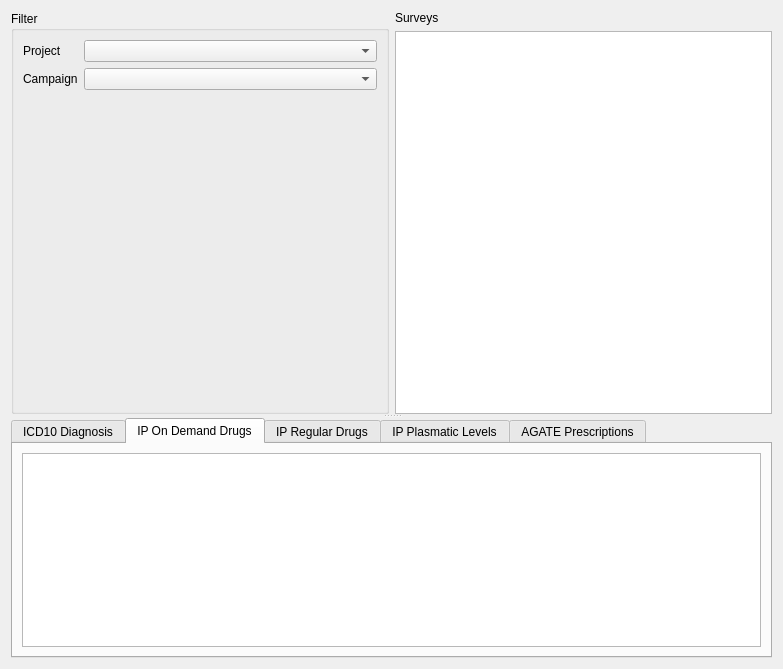
First picture: the form in agateform.ui, repository johanneslochmann/datacollector, before the edit.
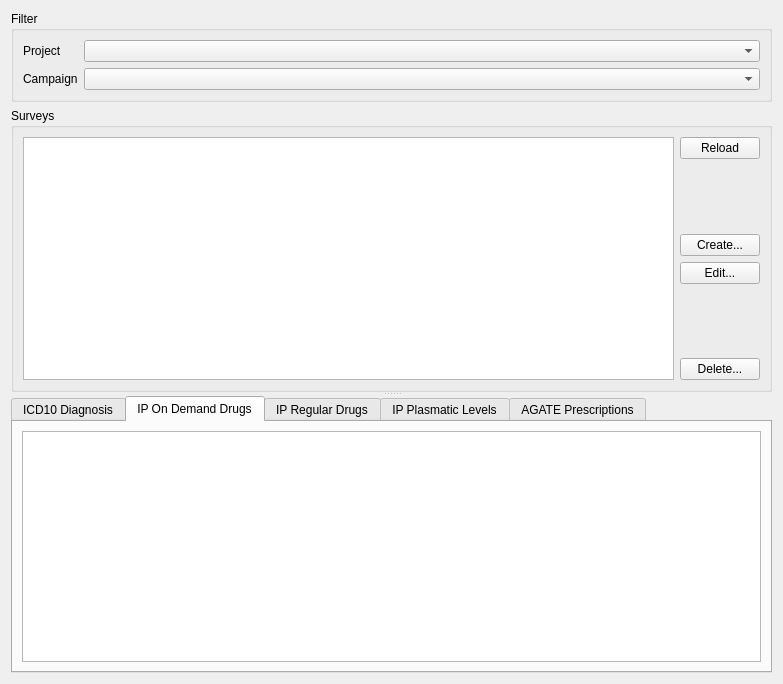
Second picture: the form after the edit. The open tabs and pages were chosen to show the change.

What changed in the file:
```diff
--- a/agateform.ui
+++ b/agateform.ui
@@ -7,7 +7,7 @@
     <x>0</x>
     <y>0</y>
     <width>783</width>
-    <height>470</height>
+    <height>684</height>
    </rect>
   </property>
   <property name="windowTitle">
@@ -20,7 +20,7 @@
       <enum>Qt::Vertical</enum>
      </property>
      <widget class="QWidget" name="">
-      <layout class="QHBoxLayout" name="horizontalLayout">
+      <layout class="QVBoxLayout" name="verticalLayout_2">
        <item>
         <widget class="QGroupBox" name="groupBox">
          <property name="title">
@@ -57,34 +57,15 @@
           <item row="1" column="1">
            <widget class="QComboBox" name="campaigns"/>
           </item>
-          <item row="2" column="1">
-           <spacer name="verticalSpacer">
-            <property name="orientation">
-             <enum>Qt::Vertical</enum>
-            </property>
-            <property name="sizeType">
-             <enum>QSizePolicy::MinimumExpanding</enum>
-            </property>
-            <property name="sizeHint" stdset="0">
-             <size>
-              <width>20</width>
-              <height>312</height>
-             </size>
-            </property>
-           </spacer>
-          </item>
          </layout>
         </widget>
        </item>
        <item>
-        <layout class="QVBoxLayout" name="verticalLayout">
-         <item>
-          <widget class="QLabel" name="label_3">
-           <property name="text">
+        <widget class="QGroupBox" name="groupBox_2">
+         <property name="title">
             <string>Surveys</string>
            </property>
-          </widget>
-         </item>
+         <layout class="QHBoxLayout" name="horizontalLayout">
          <item>
           <widget class="QTableView" name="surveys">
            <property name="sizePolicy">
@@ -95,7 +76,66 @@
            </property>
           </widget>
          </item>
-        </layout>
+          <item>
+           <layout class="QVBoxLayout" name="verticalLayout">
+            <item>
+             <widget class="QPushButton" name="reloadSurveysW">
+              <property name="text">
+               <string>Reload</string>
+              </property>
+             </widget>
+            </item>
+            <item>
+             <spacer name="verticalSpacer_2">
+              <property name="orientation">
+               <enum>Qt::Vertical</enum>
+              </property>
+              <property name="sizeHint" stdset="0">
+               <size>
+                <width>20</width>
+                <height>40</height>
+               </size>
+              </property>
+             </spacer>
+            </item>
+            <item>
+             <widget class="QPushButton" name="createSurveyW">
+              <property name="text">
+               <string>Create...</string>
+              </property>
+             </widget>
+            </item>
+            <item>
+             <widget class="QPushButton" name="editSurveyW">
+              <property name="text">
+               <string>Edit...</string>
+              </property>
+             </widget>
+            </item>
+            <item>
+             <spacer name="verticalSpacer_3">
+              <property name="orientation">
+               <enum>Qt::Vertical</enum>
+              </property>
+              <property name="sizeHint" stdset="0">
+               <size>
+                <width>20</width>
+                <height>40</height>
+               </size>
+              </property>
+             </spacer>
+            </item>
+            <item>
+             <widget class="QPushButton" name="deleteSurveyW">
+              <property name="text">
+               <string>Delete...</string>
+              </property>
+             </widget>
+            </item>
+           </layout>
+          </item>
+         </layout>
+        </widget>
        </item>
       </layout>
      </widget>
```
Left out of the diff: 14 changed lines with no effect on the pictures. Lines whose indentation alone changed are shown as unchanged.
